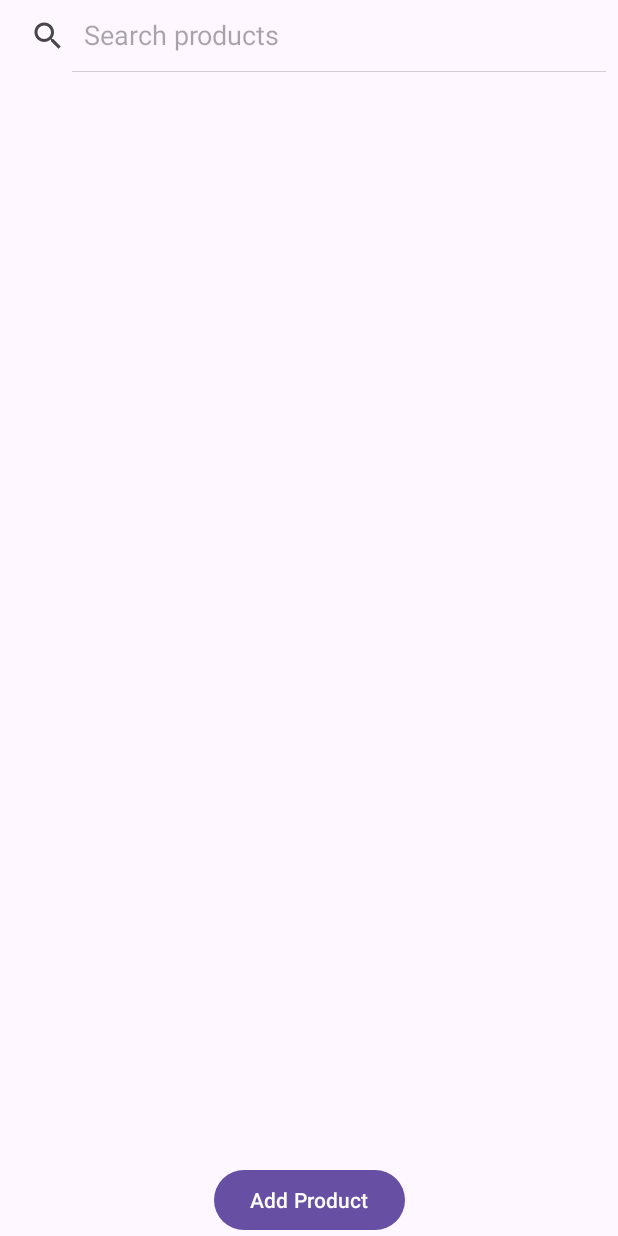
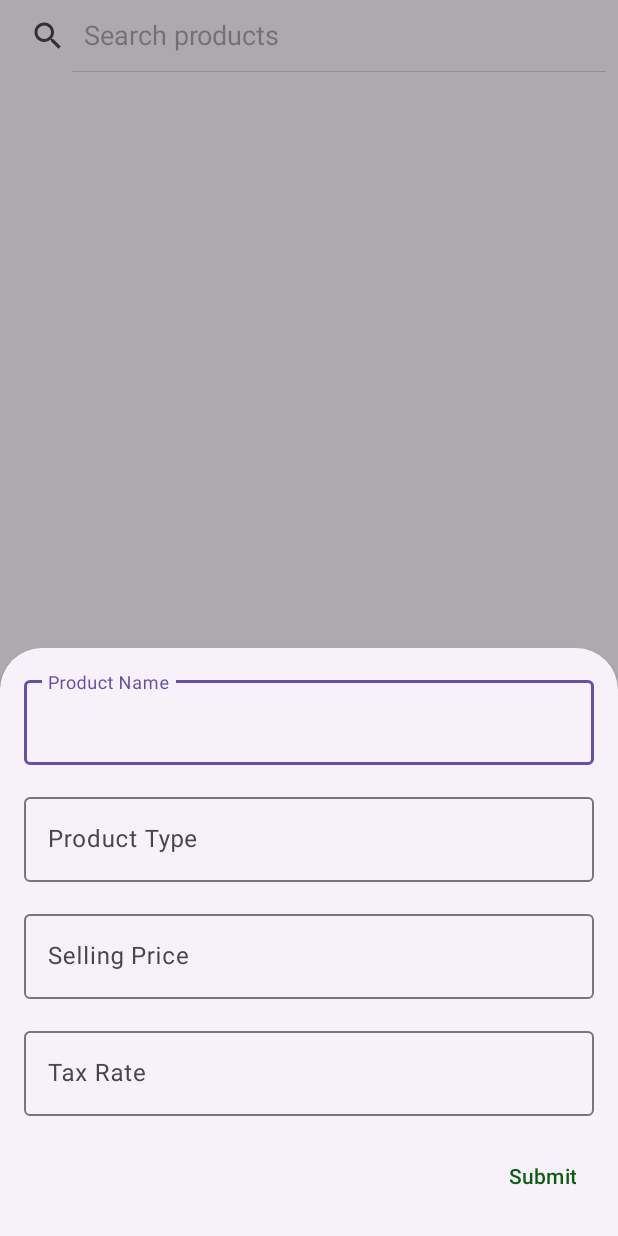
Before and after one commit to amitYadavDev/SwipeApp, an Android app: the screen it shows after launch (MainActivity), after a tap on "Add Product", on a phone screen of 412 x 824 dp. Run offline under Robolectric (Android 15) with nearby library versions, the phone set to English and light mode, and no system bars; our stand-ins replace Dagger/Hilt's generated code; network calls fail; pictures from the network do not load; 1 statement that could not run was skipped.

Commit message:
bottomsheet added

```diff
--- /dev/null
+++ b/app/src/main/java/amitapps/media/swipeapp/AddProductFragment.kt
@@ -0,0 +1,18 @@
+package amitapps.media.swipeapp
+
+import android.os.Bundle
+import androidx.fragment.app.Fragment
+import android.view.LayoutInflater
+import android.view.View
+import android.view.ViewGroup
+import com.google.android.material.bottomsheet.BottomSheetDialogFragment
+
+class AddProductFragment : BottomSheetDialogFragment() {
+    override fun onCreateView(
+        inflater: LayoutInflater, container: ViewGroup?,
+        savedInstanceState: Bundle?
+    ): View? {
+        // Inflate the layout for this fragment
+        return inflater.inflate(R.layout.fragment_add_product2, container, false)
+    }
+}
--- a/app/src/main/java/amitapps/media/swipeapp/ListingProductsFragment.kt
+++ b/app/src/main/java/amitapps/media/swipeapp/ListingProductsFragment.kt
@@ -14,6 +14,7 @@ import android.view.ViewGroup
 import android.widget.Button
 import android.widget.Toast
 import androidx.appcompat.widget.SearchView
+import androidx.fragment.app.FragmentManager
 import androidx.fragment.app.viewModels
 import androidx.lifecycle.Observer
 import androidx.recyclerview.widget.LinearLayoutManager
@@ -48,20 +49,25 @@ class ListingProductsFragment : Fragment() {
 
         manager = LinearLayoutManager(requireContext())
 
-        val btn: Button = view.findViewById(R.id.buttonAddProduct)
-        btn.setOnClickListener {
+        val button: Button = view.findViewById(R.id.buttonAddProduct)
+//        btn.setOnClickListener {
+//
+//
+//            productViewModel.addProduct(
+//                AddProductItem(
+//                    "dfkdlfflfdsklkfld",
+//                    "amits",
+//                    "9.999999",
+//                    "9.000999"
+//                )
+//            )
+//            Toast.makeText(requireContext(), "product added", Toast.LENGTH_LONG).show()
+//        }
+        button.setOnClickListener {
+                val bottomSheetFragment = AddProductFragment()
+                bottomSheetFragment.show(parentFragmentManager, bottomSheetFragment.tag)
+        }
 
-
-            productViewModel.addProduct(
-                AddProductItem(
-                    "dfkdlfflfdsklkfld",
-                    "amits",
-                    "9.999999",
-                    "9.000999"
-                )
-            )
-            Toast.makeText(requireContext(), "product added", Toast.LENGTH_LONG).show()
-        }
 
 
         bindObservers()
--- /dev/null
+++ b/app/src/main/res/drawable/round.xml
@@ -0,0 +1,5 @@
+<?xml version="1.0" encoding="utf-8"?>
+<shape xmlns:android="http://schemas.android.com/apk/res/android">
+    <solid android:color="#200202"/>
+    <corners android:radius="20dp"/>
+</shape>
--- /dev/null
+++ b/app/src/main/res/layout/fragment_add_product2.xml
@@ -0,0 +1,84 @@
+<?xml version="1.0" encoding="utf-8"?>
+<FrameLayout xmlns:android="http://schemas.android.com/apk/res/android"
+    xmlns:tools="http://schemas.android.com/tools"
+    android:layout_width="match_parent"
+    android:layout_height="match_parent"
+    tools:context=".AddProductFragment">
+
+    <RelativeLayout
+        android:layout_width="match_parent"
+        android:layout_height="match_parent"
+        android:padding="16dp">
+
+        <com.google.android.material.textfield.TextInputLayout
+            android:id="@+id/tilProductName"
+            android:layout_width="match_parent"
+            android:layout_height="wrap_content"
+            android:layout_marginBottom="16dp">
+
+            <com.google.android.material.textfield.TextInputEditText
+                android:id="@+id/etProductName"
+                android:layout_width="match_parent"
+                android:layout_height="wrap_content"
+                android:hint="Product Name" />
+        </com.google.android.material.textfield.TextInputLayout>
+
+        <com.google.android.material.textfield.TextInputLayout
+            android:id="@+id/tilProductType"
+            android:layout_width="match_parent"
+            android:layout_height="wrap_content"
+            android:layout_below="@id/tilProductName"
+            android:layout_marginBottom="16dp">
+
+            <com.google.android.material.textfield.TextInputEditText
+                android:id="@+id/etProductType"
+                android:layout_width="match_parent"
+                android:layout_height="wrap_content"
+                android:hint="Product Type" />
+        </com.google.android.material.textfield.TextInputLayout>
+
+        <com.google.android.material.textfield.TextInputLayout
+            android:id="@+id/tilPrice"
+            android:layout_width="match_parent"
+            android:layout_height="wrap_content"
+            android:layout_below="@id/tilProductType"
+            android:layout_marginBottom="16dp">
+
+            <com.google.android.material.textfield.TextInputEditText
+                android:id="@+id/etPrice"
+                android:layout_width="match_parent"
+                android:layout_height="wrap_content"
+                android:inputType="numberDecimal"
+                android:hint="Selling Price" />
+        </com.google.android.material.textfield.TextInputLayout>
+
+        <com.google.android.material.textfield.TextInputLayout
+            android:id="@+id/tilTax"
+            android:layout_width="match_parent"
+            android:layout_height="wrap_content"
+            android:layout_below="@id/tilPrice"
+            android:layout_marginBottom="16dp">
+
+            <com.google.android.material.textfield.TextInputEditText
+                android:id="@+id/etTax"
+                android:layout_width="match_parent"
+                android:layout_height="wrap_content"
+                android:inputType="numberDecimal"
+                android:hint="Tax Rate" />
+        </com.google.android.material.textfield.TextInputLayout>
+
+        <!-- Add a button to submit the data -->
+        <Button
+            android:id="@+id/btnSubmit"
+            android:layout_width="wrap_content"
+            android:layout_height="wrap_content"
+            android:layout_below="@id/tilTax"
+            android:background="@drawable/round"
+            android:textColor="#0D5C10"
+            android:layout_alignParentRight="true"
+            android:text="Submit" />
+
+    </RelativeLayout>
+
+
+</FrameLayout>
```
